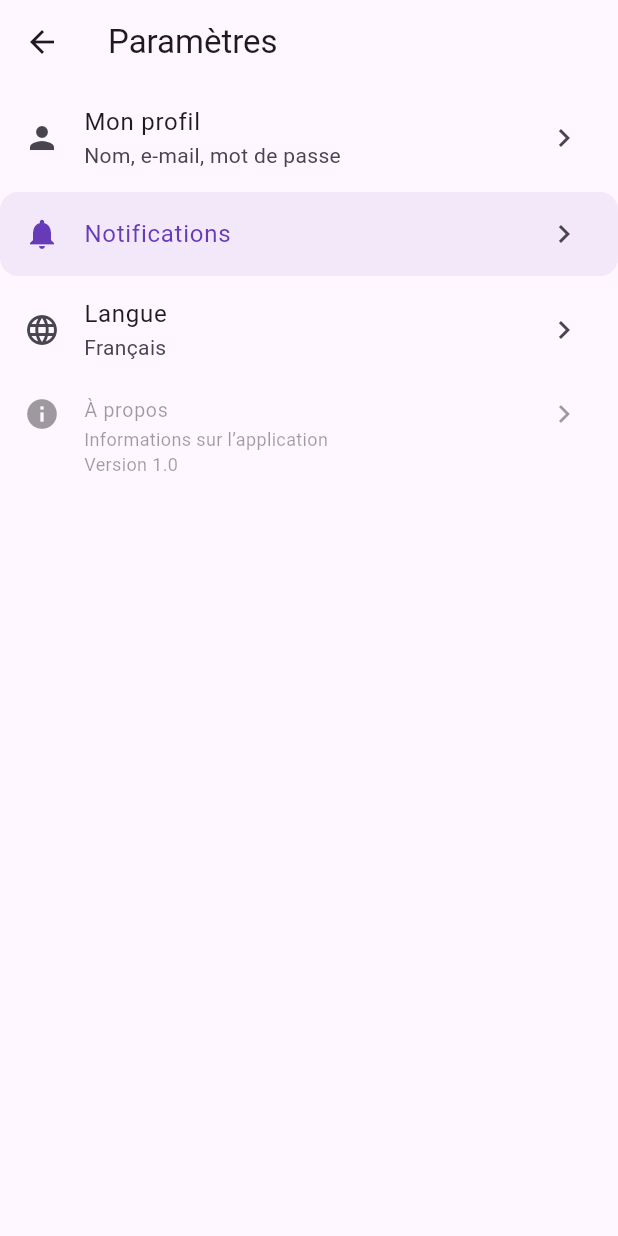
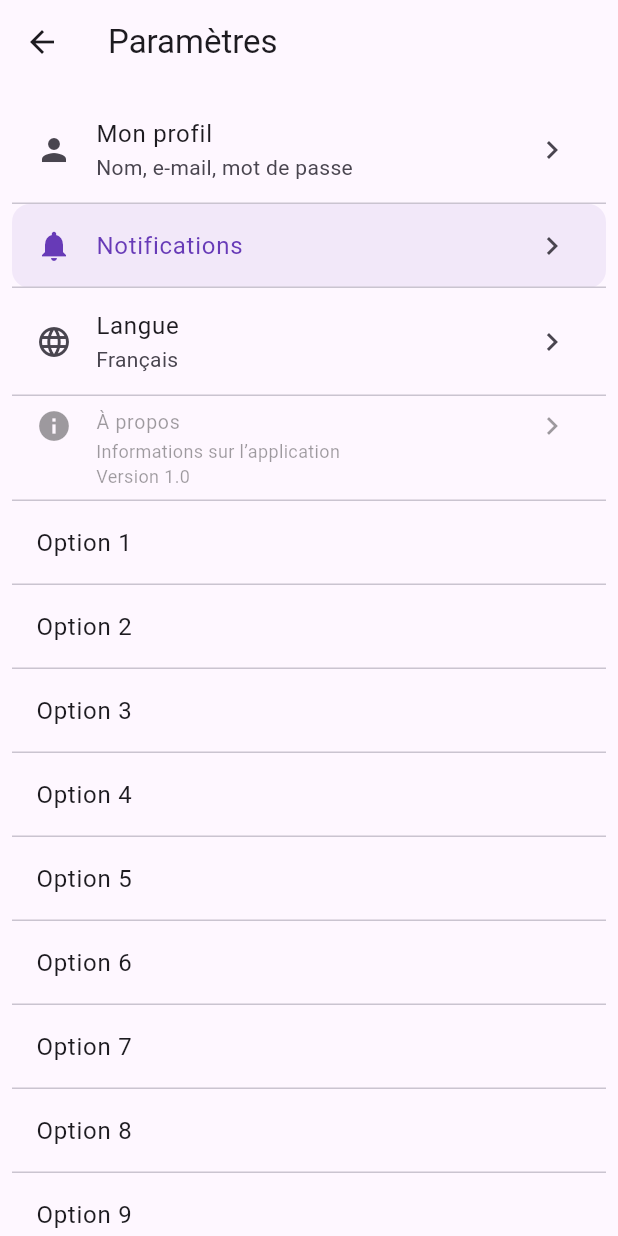
Before and after one commit to asmaGara-ali/ma-biblio, a Flutter app: the ParametresScreen screen opened directly, on a phone screen of 412 x 824 dp. Run offline on Flutter 3.47's test engine with Material 3 defaults, Android fonts, the phone set to English and light mode, and no system bars.

Commit message:
Partie 02 : ListView – catalogue, separated et nouveautés

```diff
--- a/lib/screens/parametres_screen.dart
+++ b/lib/screens/parametres_screen.dart
@@ -10,9 +10,11 @@ class ParametresScreen extends StatelessWidget {
       appBar: AppBar(
         title: const Text('Paramètres'),
       ),
-      body: Column(
-
-children: [
+      body: ListView(
+        padding: const EdgeInsets.all(8),
+        children: ListTile.divideTiles(
+          context: context,
+          tiles: [
             ListTile(
               leading: const Icon(Icons.person),
               title: const Text('Mon profil'),
@@ -37,7 +39,7 @@ children: [
                 style: TextStyle(color: Colors.deepPurple),
               ),
               trailing: const Icon(Icons.chevron_right),
-  tileColor: Colors.deepPurple.withValues(alpha: 0.08),
+              tileColor: const Color.fromRGBO(103, 58, 183, 0.08),
               shape: RoundedRectangleBorder(
                 borderRadius: BorderRadius.circular(12),
               ),
@@ -53,13 +55,27 @@ children: [
             ListTile(
               leading: const Icon(Icons.info),
               title: const Text('À propos'),
-  subtitle: const Text('Informations sur l’application\nVersion 1.0'),
+              subtitle: const Text(
+                'Informations sur l’application\nVersion 1.0',
+              ),
               trailing: const Icon(Icons.chevron_right),
               dense: true,
               isThreeLine: true,
               enabled: false,
             ),
+
+            ListTile(title: const Text('Option 1')),
+            ListTile(title: const Text('Option 2')),
+            ListTile(title: const Text('Option 3')),
+            ListTile(title: const Text('Option 4')),
+            ListTile(title: const Text('Option 5')),
+            ListTile(title: const Text('Option 6')),
+            ListTile(title: const Text('Option 7')),
+            ListTile(title: const Text('Option 8')),
+            ListTile(title: const Text('Option 9')),
+            ListTile(title: const Text('Option 10')),
           ],
+        ).toList(),
       ),
     );
   }
```
Also changed, not shown: lib/screens/catalogue_screen.dart (+99 -0 lines). Lines whose indentation alone changed are shown as unchanged.
